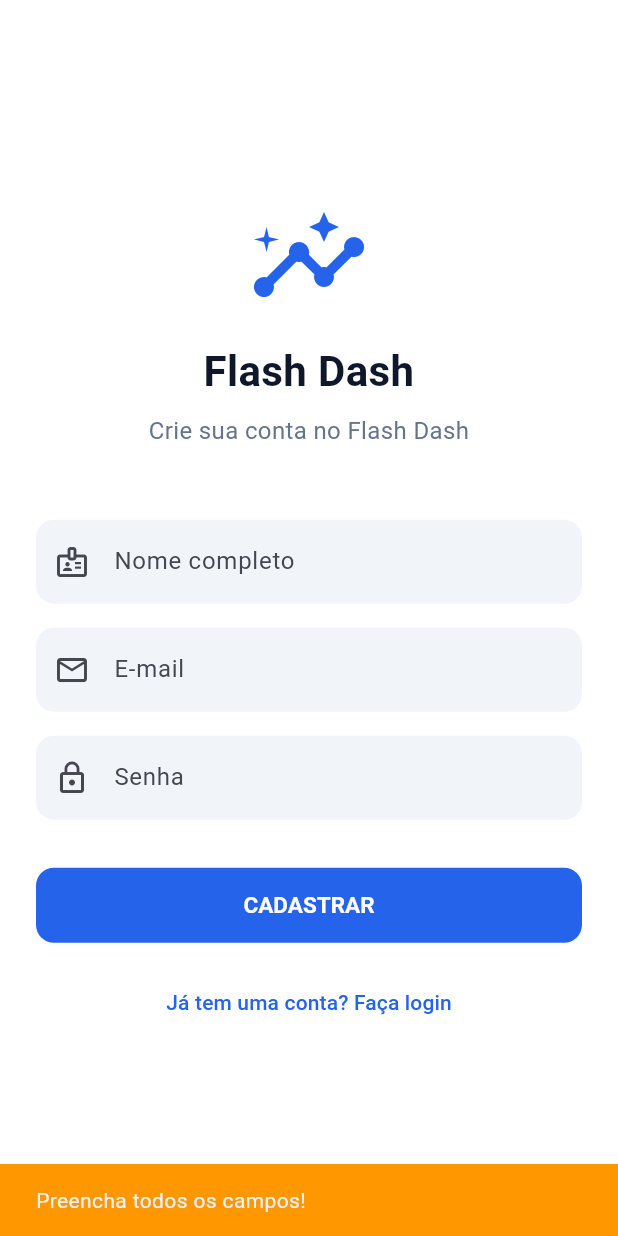
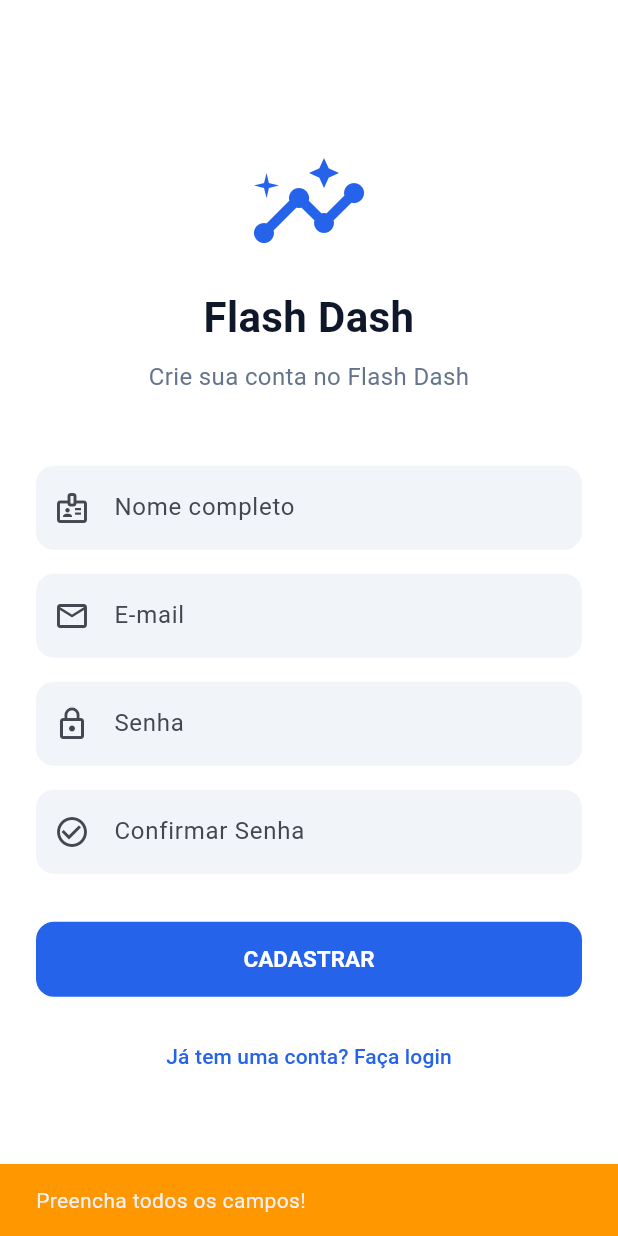
Before and after one commit to Flash-Dash909/flash-dash-project, a Flutter app: the screen it shows after launch, after a tap on "Não tem uma conta? Cadastre-se", after a tap on "CADASTRAR", on a phone screen of 412 x 824 dp. Run offline on Flutter 3.47's test engine with Material 3 defaults, Android fonts, the phone set to English and light mode, and no system bars; our stand-ins replace file_picker, fl_chart.

Commit message:
Confirmação de senha no cadastro

```diff
--- a/flash_dash_app/frontend/lib/features/auth/screens/login_screen.dart
+++ b/flash_dash_app/frontend/lib/features/auth/screens/login_screen.dart
@@ -15,6 +15,7 @@ class _LoginScreenState extends State<LoginScreen> {
   final TextEditingController _nameController = TextEditingController(); // Novo campo
   final TextEditingController _emailController = TextEditingController(); // Alterado para Email
   final TextEditingController _passwordController = TextEditingController();
+  final TextEditingController _confirmPasswordController = TextEditingController();
 
   bool _isLoading = false;
   bool _isLoginMode = true;
@@ -24,6 +25,12 @@ class _LoginScreenState extends State<LoginScreen> {
     if (_emailController.text.isEmpty || _passwordController.text.isEmpty ||
         (!_isLoginMode && _nameController.text.isEmpty)) {
       _mostrarSnackBar('Preencha todos os campos!', Colors.orange);
+      return;
+    }
+
+    // 2. === NOVA VALIDAÇÃO DE SENHA ===
+    if (!_isLoginMode && _passwordController.text != _confirmPasswordController.text) {
+      _mostrarSnackBar('As senhas não coincidem. Tente novamente.', Colors.orange);
       return;
     }
 
@@ -170,6 +177,19 @@ class _LoginScreenState extends State<LoginScreen> {
                   prefixIcon: Icon(Icons.lock_outline),
                 ),
               ),
+
+              if (!_isLoginMode) ...[
+                const SizedBox(height: 16),
+                TextField(
+                  controller: _confirmPasswordController, // <- O novo controlador
+                  obscureText: true,
+                  decoration: const InputDecoration(
+                    labelText: 'Confirmar Senha',
+                    prefixIcon: Icon(Icons.check_circle_outline),
+                  ),
+                ),
+              ],
+
               const SizedBox(height: 32),
 
               SizedBox(
```
